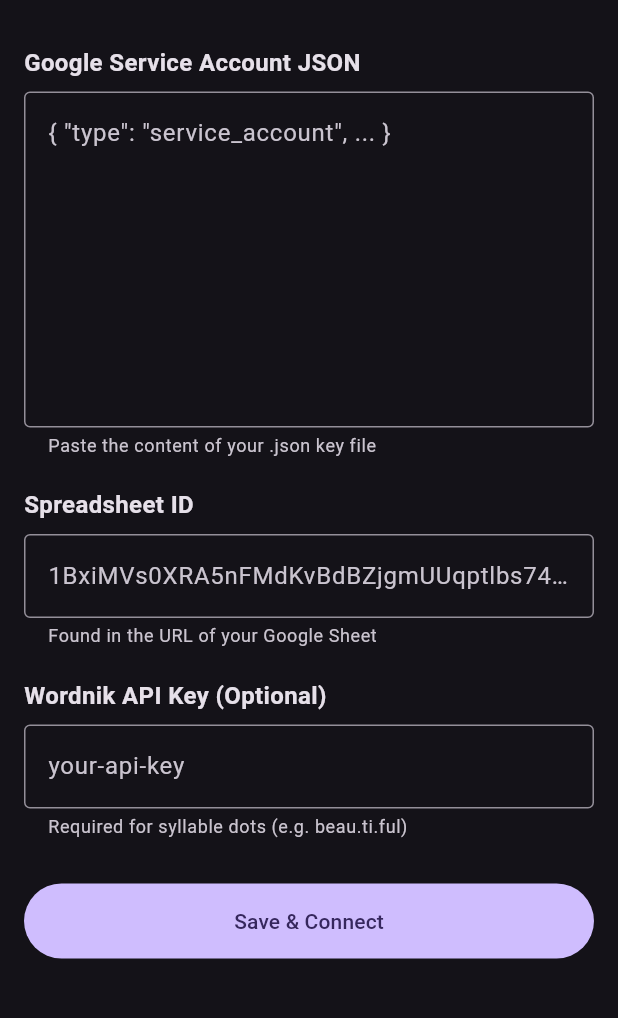
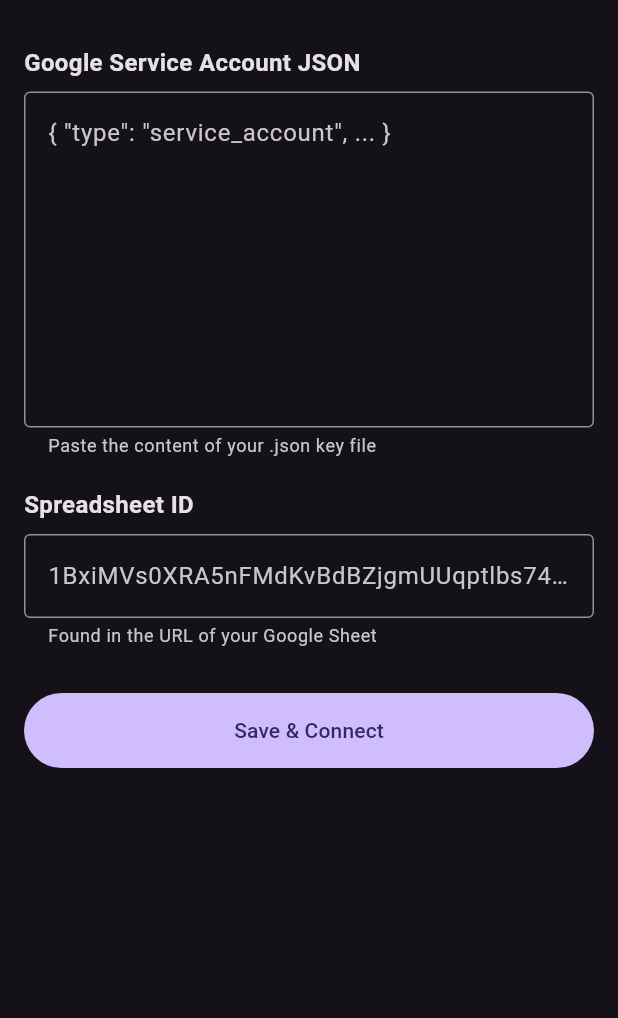
Before and after one commit to eyalmagnus/Lalyword, a Flutter app: the SettingsScreen screen opened directly, on a phone screen of 412 x 824 dp, the part 63-1081 px from its top. Run offline on Flutter 3.47's test engine with Material 3 defaults, Android fonts, the phone set to English and light mode, and no system bars; our stand-ins replace audioplayers, flutter_riverpod, shared_preferences; missing offline and left inert: gsheets, translator; accounts and stored records are empty.

Commit message:
feat: Refine data enrichment to treat empty strings as missing data, remove Wordnik API key management, and empty fallback data for challenger words.

```diff
--- a/lalyword/lib/config/constants.dart
+++ b/lalyword/lib/config/constants.dart
@@ -1,9 +1,9 @@
 class AppConstants {
   static const String freeDictionaryApiUrl = 'https://api.dictionaryapi.dev/api/v2/entries/en';
-  static const String wordnikApiUrl = 'https://api.wordnik.com/v4/word.json';
+  static const String merriamWebsterApiUrl = 'https://www.dictionaryapi.com/api/v3/references/learners/json';
 
-  // Replace with your Wordnik API key
-  static const String wordnikApiKey = '';
+  // Merriam-Webster Learner's Dictionary API key (hard-coded)
+  static const String merriamWebsterApiKey = '9889d0a7-7134-422d-a084-89e0d918a363';
 
   static const String sheetCredentialsKey = 'sheet_credentials';
   static const String sheetIdKey = 'sheet_id';
--- a/lalyword/lib/providers/app_providers.dart
+++ b/lalyword/lib/providers/app_providers.dart
@@ -14,14 +14,12 @@ final translationServiceProvider = Provider<TranslationService>((ref) => Transla
 class SettingsState {
   final String credentialsJson;
   final String sheetId;
-  final String wordnikApiKey;
   final bool isConfigured;
   final bool showSyllables;
 
   SettingsState({
     this.credentialsJson = '',
     this.sheetId = '',
-    this.wordnikApiKey = '',
     this.isConfigured = false,
     this.showSyllables = false,
   });
@@ -29,13 +27,11 @@ class SettingsState {
   SettingsState copyWith({
     String? credentialsJson,
     String? sheetId,
-    String? wordnikApiKey,
     bool? showSyllables,
   }) {
     return SettingsState(
       credentialsJson: credentialsJson ?? this.credentialsJson,
       sheetId: sheetId ?? this.sheetId,
-      wordnikApiKey: wordnikApiKey ?? this.wordnikApiKey,
       isConfigured: (credentialsJson ?? this.credentialsJson).isNotEmpty &&
                     (sheetId ?? this.sheetId).isNotEmpty,
       showSyllables: showSyllables ?? this.showSyllables,
@@ -52,13 +48,11 @@ class SettingsNotifier extends StateNotifier<SettingsState> {
     final prefs = await SharedPreferences.getInstance();
     final creds = prefs.getString(AppConstants.sheetCredentialsKey) ?? '';
     final sid = prefs.getString(AppConstants.sheetIdKey) ?? '';
-    final apiKey = prefs.getString('wordnik_api_key') ?? '';
     final showSyllables = prefs.getBool('show_syllables') ?? false;
 
     state = SettingsState(
       credentialsJson: creds,
       sheetId: sid,
-      wordnikApiKey: apiKey.isNotEmpty ? apiKey : AppConstants.wordnikApiKey,
       showSyllables: showSyllables,
     );
   }
@@ -66,17 +60,14 @@ class SettingsNotifier extends StateNotifier<SettingsState> {
   Future<void> saveSettings({
     required String credentialsJson,
     required String sheetId,
-    required String wordnikApiKey,
   }) async {
     final prefs = await SharedPreferences.getInstance();
     await prefs.setString(AppConstants.sheetCredentialsKey, credentialsJson);
     await prefs.setString(AppConstants.sheetIdKey, sheetId);
-    await prefs.setString('wordnik_api_key', wordnikApiKey);
 
     state = state.copyWith(
       credentialsJson: credentialsJson,
       sheetId: sheetId,
-      wordnikApiKey: wordnikApiKey,
     );
   }
 
--- a/lalyword/lib/screens/settings_screen.dart
+++ b/lalyword/lib/screens/settings_screen.dart
@@ -13,7 +13,6 @@ class _SettingsScreenState extends ConsumerState<SettingsScreen> {
   final _formKey = GlobalKey<FormState>();
   late TextEditingController _jsonController;
   late TextEditingController _sheetIdController;
-  late TextEditingController _apiKeyController;
 
   @override
   void initState() {
@@ -21,14 +20,12 @@ class _SettingsScreenState extends ConsumerState<SettingsScreen> {
     final settings = ref.read(settingsProvider);
     _jsonController = TextEditingController(text: settings.credentialsJson);
     _sheetIdController = TextEditingController(text: settings.sheetId);
-    _apiKeyController = TextEditingController(text: settings.wordnikApiKey);
   }
 
   @override
   void dispose() {
     _jsonController.dispose();
     _sheetIdController.dispose();
-    _apiKeyController.dispose();
     super.dispose();
   }
 
@@ -37,7 +34,6 @@ class _SettingsScreenState extends ConsumerState<SettingsScreen> {
       await ref.read(settingsProvider.notifier).saveSettings(
         credentialsJson: _jsonController.text.trim(),
         sheetId: _sheetIdController.text.trim(),
-        wordnikApiKey: _apiKeyController.text.trim(),
       );
 
       if (mounted) {
@@ -105,21 +101,6 @@ class _SettingsScreenState extends ConsumerState<SettingsScreen> {
                   return null;
                 },
               ),
-              const SizedBox(height: 20),
-
-              const Text(
-                'Wordnik API Key (Optional)',
-                style: TextStyle(fontSize: 16, fontWeight: FontWeight.bold),
-              ),
-              const SizedBox(height: 8),
-              TextFormField(
-                controller: _apiKeyController,
-                decoration: const InputDecoration(
-                  border: OutlineInputBorder(),
-                  hintText: 'your-api-key',
-                  helperText: 'Required for syllable dots (e.g. beau.ti.ful)',
-                ),
-              ),
               const SizedBox(height: 30),
 
               SizedBox(
```
Also changed, not shown: lalyword/lib/config/fallback_data.dart (+43 -20 lines), lalyword/lib/screens/flashcard_screen.dart (+19 -6 lines), lalyword/lib/services/dictionary_service.dart (+23 -10 lines).
